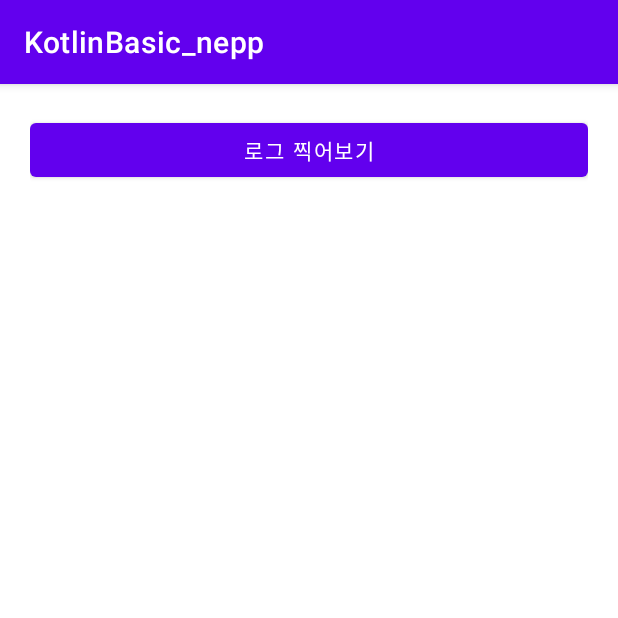
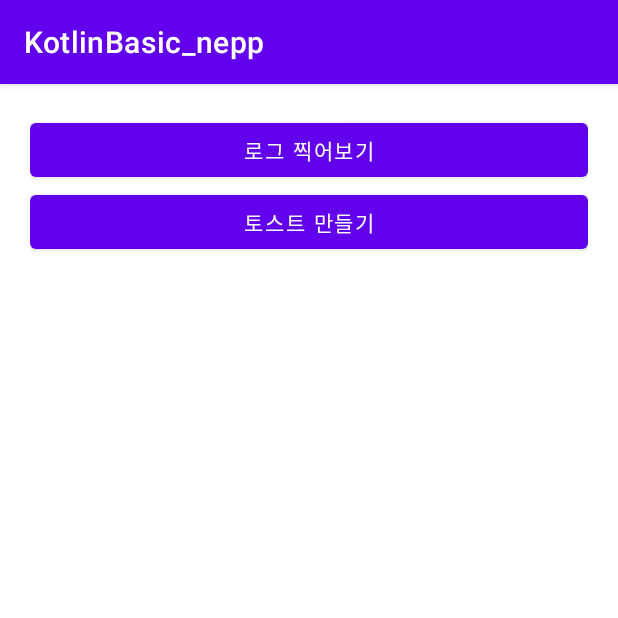
Before and after one commit to smin9408/KotlinBasic_nepp, an Android app: the screen it shows after launch (MainActivity), on a phone screen of 412 x 824 dp, the top half of it. Run offline under Robolectric (Android 15) with nearby library versions, the phone set to English and light mode, and no system bars.

Commit message:
비교용 버튼 추가

```diff
--- a/app/src/main/java/com/neppplus/kotlinbasic_nepp/MainActivity.kt
+++ b/app/src/main/java/com/neppplus/kotlinbasic_nepp/MainActivity.kt
@@ -2,6 +2,7 @@ package com.neppplus.kotlinbasic_nepp
 
 import androidx.appcompat.app.AppCompatActivity
 import android.os.Bundle
+import android.util.Log
 import kotlinx.android.synthetic.main.activity_main.*
 
 class MainActivity : AppCompatActivity() {
@@ -9,7 +10,13 @@ class MainActivity : AppCompatActivity() {
         super.onCreate(savedInstanceState)
         setContentView(R.layout.activity_main)
 
+        // btnLog가 눌리면 어떤 코드를 실행할지, 할 일을 설정.
+        btnLog.setOnClickListener {
 
+        // 로그를 찍어보는 기능 실행. => btnLog가 클릭될 때 마다 실행.
+            Log.d("메인화면", "로그 버튼 눌림")
+
+        }
 
     }
 }
--- a/app/src/main/res/layout/activity_main.xml
+++ b/app/src/main/res/layout/activity_main.xml
@@ -14,4 +14,10 @@
         android:layout_height="wrap_content"
         android:text="로그 찍어보기" />
 
+    <Button
+        android:id="@+id/btnToast"
+        android:layout_width="match_parent"
+        android:layout_height="wrap_content"
+        android:text="토스트 만들기" />
+
 </LinearLayout>
```
